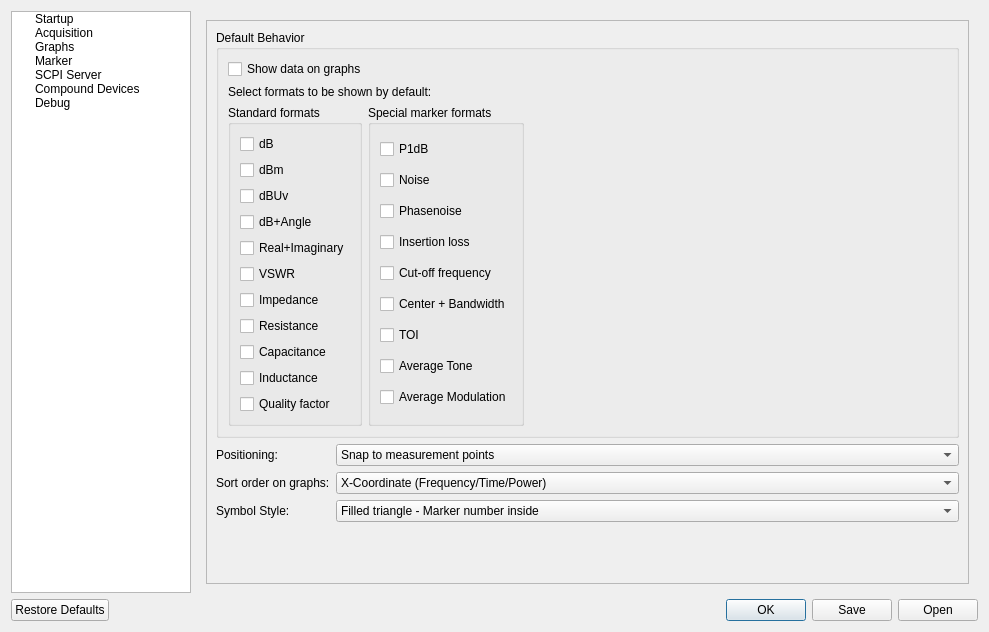
Before: the Qt Designer form Software/PC_Application/LibreVNA-GUI/preferencesdialog.ui in jankae/LibreVNA, drawn with Qt 5.
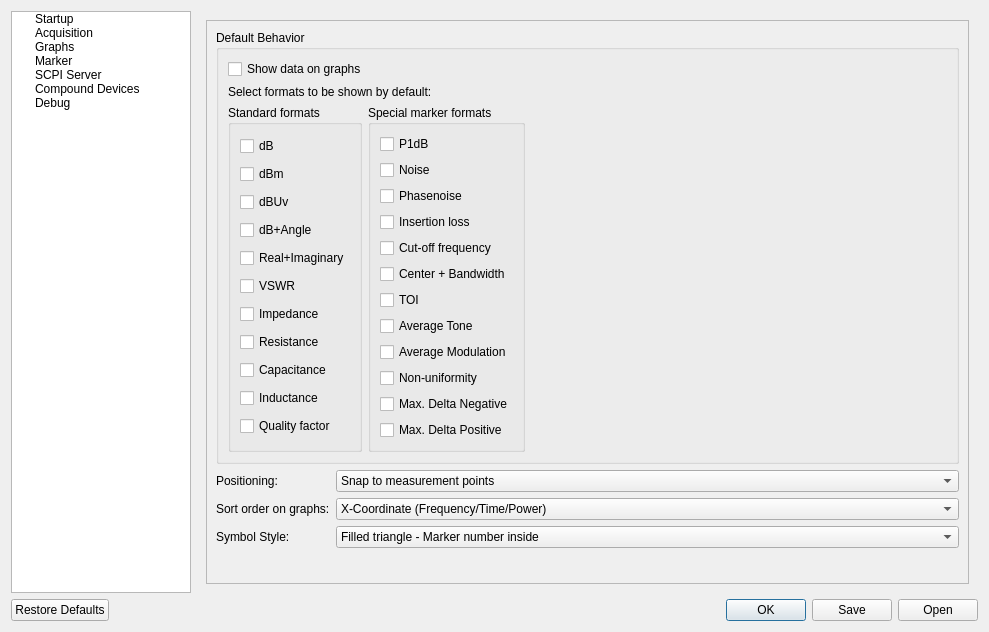
After: the same form once the commit is applied. The open tabs and pages were chosen to show the change. Icons and pictures are not drawn. Custom widgets are drawn as their Qt base class.

Commit message: New marker type: non-uniformity

```diff
--- a/Software/PC_Application/LibreVNA-GUI/preferencesdialog.ui
+++ b/Software/PC_Application/LibreVNA-GUI/preferencesdialog.ui
@@ -1457,7 +1457,7 @@
               <x>0</x>
               <y>0</y>
               <width>749</width>
-              <height>576</height>
+              <height>605</height>
              </rect>
             </property>
             <layout class="QVBoxLayout" name="verticalLayout_23">
@@ -1640,6 +1640,27 @@
                          </property>
                         </widget>
                        </item>
+                       <item>
+                        <widget class="QCheckBox" name="MarkerShowNonUniformity">
+                         <property name="text">
+                          <string>Non-uniformity</string>
+                         </property>
+                        </widget>
+                       </item>
+                       <item>
+                        <widget class="QCheckBox" name="MarkerShowMaxDeltaNeg">
+                         <property name="text">
+                          <string>Max. Delta Negative</string>
+                         </property>
+                        </widget>
+                       </item>
+                       <item>
+                        <widget class="QCheckBox" name="MarkerShowMaxDeltaPos">
+                         <property name="text">
+                          <string>Max. Delta Positive</string>
+                         </property>
+                        </widget>
+                       </item>
                       </layout>
                      </widget>
                     </item>
```
Left out of the diff: 6 changed lines with no effect on the pictures. The commit also changes 6 other files.
